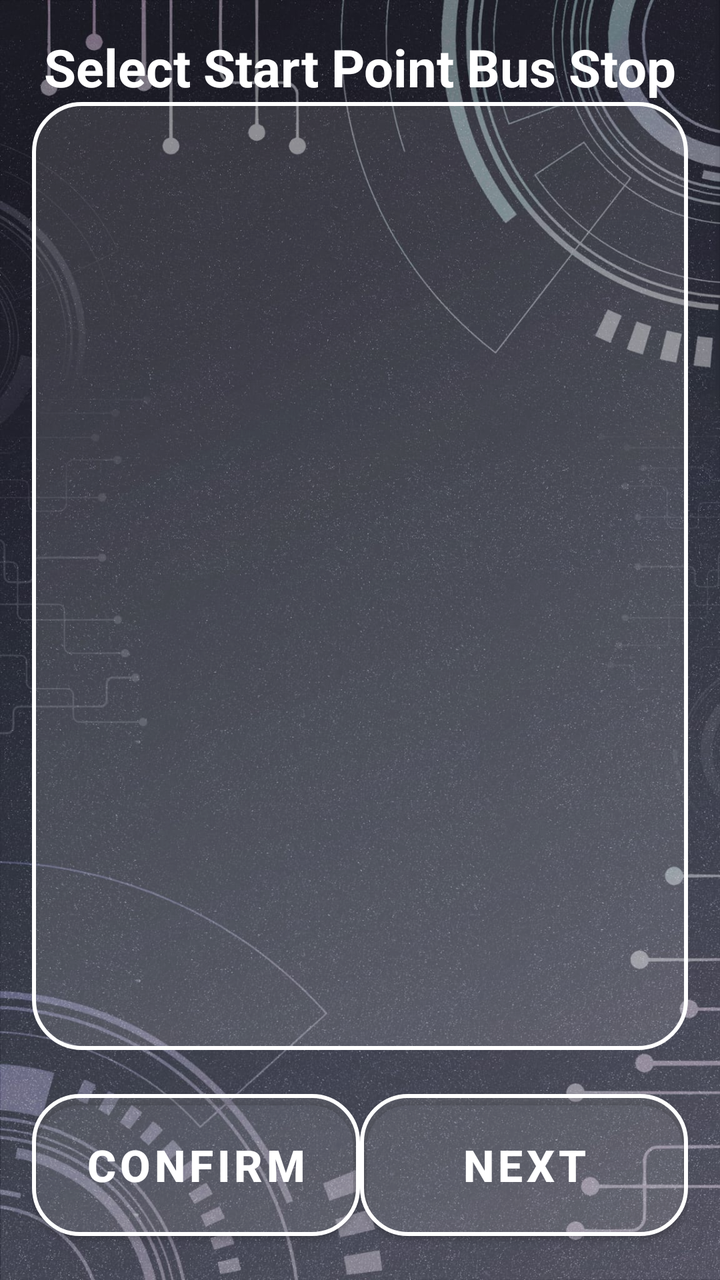
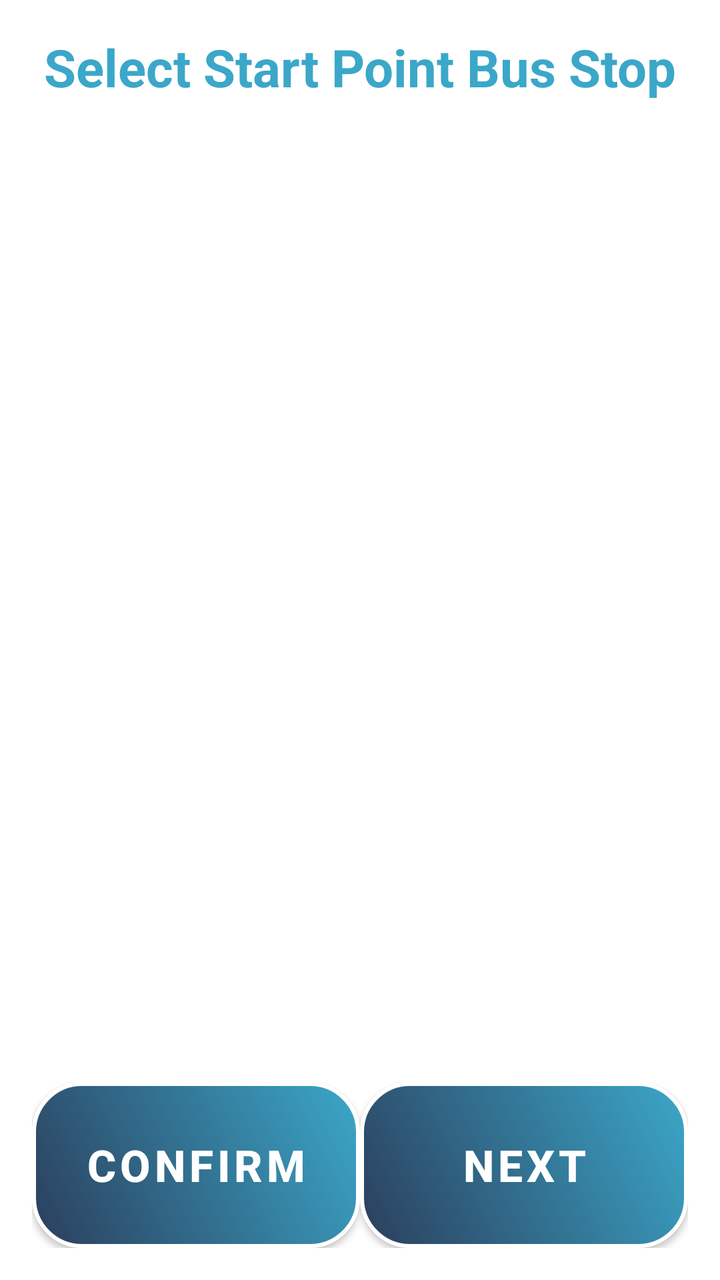

Compare the two renders of this Android layout. The source of the first and the diff that turns it into the second are given below.
<!-- AndroidManifest.xml: application theme Theme.VISTA -->
<!-- res/layout/activity_edit_start_point.xml -->
<LinearLayout
    xmlns:android="http://schemas.android.com/apk/res/android"
    xmlns:tools="http://schemas.android.com/tools"
    xmlns:app="http://schemas.android.com/apk/res-auto"
    android:id="@+id/main"
    android:layout_width="match_parent"
    android:layout_height="match_parent"
    android:orientation="vertical"
    android:padding="16sp"
    tools:context=".FindBusEditMenuFunction.EditStartPointActivity"
    android:background="@drawable/background">

    <TextView
        android:layout_width="match_parent"
        android:layout_height="wrap_content"
        android:text="@string/EditStartPointActivity_title"
        android:textSize="26sp"
        android:textStyle="bold"
        android:gravity="center"
        android:textColor="@color/white"/>

    <ListView
        android:id="@+id/lvShowAllStop"
        android:layout_width="match_parent"
        android:layout_height="0dp"
        android:layout_weight="1"
        android:background="@drawable/list_item_border"
        android:divider="@drawable/custom_divider"/>

    
    <LinearLayout
        android:orientation="horizontal"
        android:layout_width="match_parent"
        android:layout_height="wrap_content"
        android:gravity="bottom"
        android:layout_marginTop="16dp"
        android:weightSum="2">

        
        <com.google.android.material.button.MaterialButton
            android:id="@+id/btnMainMenuConfirm"
            style="@style/SemiTransparentRoundedButton"
            android:layout_width="0dp"
            android:layout_height="83dp"
            android:layout_weight="1"
            android:text="@string/btn_Confirm"
            android:textSize="22sp"
            android:textStyle="bold" />

        
        <com.google.android.material.button.MaterialButton
            android:id="@+id/btnMainMenuNext"
            style="@style/SemiTransparentRoundedButton"
            android:layout_width="0dp"
            android:layout_height="83dp"
            android:layout_weight="1"
            android:text="@string/btn_next"
            android:textSize="22sp"
            android:textStyle="bold" />
    </LinearLayout>
</LinearLayout>
<!-- resources referenced by this layout -->
<resources>
  <color name="white">#FFFFFF</color>
  <!-- drawable background: jpeg bitmap (drawable, 288114 bytes) -->
  <!-- drawable custom_divider (drawable) -->
  <?xml version="1.0" encoding="utf-8"?>
  <shape xmlns:android="http://schemas.android.com/apk/res/android" android:shape="rectangle">
      <size android:height="1dp" /> 
      <solid android:color="#FFFFFF" /> 
  </shape>
  <!-- drawable list_item_border (drawable) -->
  <?xml version="1.0" encoding="utf-8"?>
  <shape xmlns:android="http://schemas.android.com/apk/res/android" android:shape="rectangle">
  
      
      <stroke
          android:width="2dp"
          android:color="#FFFFFF" />
  
      <corners android:radius="24dp" />
  
      <padding
          android:left="8dp"
          android:top="8dp"
          android:right="8dp"
          android:bottom="8dp" />
  
      <solid android:color="#20FFFFFF" />
  
  </shape>
  <string name="EditStartPointActivity_title">Select Start Point Bus Stop</string>
  <string name="btn_Confirm">Confirm</string>
  <string name="btn_next">Next</string>
  <style name="SemiTransparentRoundedButton" parent="Widget.MaterialComponents.Button">
          <item name="android:textColor">#FFFFFF</item>
          <item name="background">@drawable/button_selector</item> 
          <item name="cornerRadius">24dp</item>
          <item name="strokeColor">#FFFFFF</item>
          <item name="strokeWidth">2dp</item>
          <item name="backgroundTint">#20FFFFFF</item> 
      </style>
  <style name="Theme.VISTA" parent="Theme.MaterialComponents.Light.NoActionBar">
          
          <item name="colorPrimary">@color/semi_transparent_white</item>
          <item name="colorPrimaryVariant">@color/semi_transparent_white</item>
          <item name="colorOnPrimary">@color/white</item>
          
      </style>
  <!-- drawable button_selector (drawable) -->
  <?xml version="1.0" encoding="utf-8"?>
  <selector xmlns:android="http://schemas.android.com/apk/res/android">
      
      <item android:state_pressed="true">
          <shape android:shape="rectangle">
              <solid android:color="#20FFFFFF" /> 
              <stroke android:width="2dp" android:color="#FFFFFF" />
              <corners android:radius="24dp" />
          </shape>
      </item>
  
      
      <item android:state_selected="true">
          <shape android:shape="rectangle">
              <solid android:color="#FFFF00" /> 
              <stroke android:width="2dp" android:color="#FFFFFF" />
              <corners android:radius="24dp" />
          </shape>
      </item>
  
      
      <item>
          <shape android:shape="rectangle">
              <solid android:color="#20FFFFFF" /> 
              <stroke android:width="2dp" android:color="#FFFFFF" />
              <corners android:radius="24dp" />
          </shape>
      </item>
  </selector>
  <color name="semi_transparent_white">#80FFFFFF</color>
</resources>

<!-- the commit's change to res/layout/activity_edit_start_point.xml (unified diff, before → after) -->
@@ -8,7 +8,7 @@
     android:orientation="vertical"
     android:padding="16sp"
     tools:context=".FindBusEditMenuFunction.EditStartPointActivity"
-    android:background="@drawable/background">
+    android:background="@color/white">
 
     <TextView
         android:layout_width="match_parent"
@@ -17,7 +17,7 @@
         android:textSize="26sp"
         android:textStyle="bold"
         android:gravity="center"
-        android:textColor="@color/white"/>
+        android:textColor="#3BA7C9"/>
 
     <ListView
         android:id="@+id/lvShowAllStop"
@@ -25,7 +25,8 @@
         android:layout_height="0dp"
         android:layout_weight="1"
         android:background="@drawable/list_item_border"
-        android:divider="@drawable/custom_divider"/>
+        android:divider="@drawable/custom_divider"
+        android:textColor="#3BA7C9"/>
 
     
     <LinearLayout
@@ -45,7 +46,13 @@
             android:layout_weight="1"
             android:text="@string/btn_Confirm"
             android:textSize="22sp"
-            android:textStyle="bold" />
+            android:textStyle="bold"
+            android:background="@drawable/btn_photo_gradient"
+            app:backgroundTint="@null"
+            app:backgroundTintMode="src_over"
+            app:cornerRadius="0dp"
+            app:strokeColor="@null"
+            app:strokeWidth="0dp"/>
 
         
         <com.google.android.material.button.MaterialButton
@@ -56,6 +63,12 @@
             android:layout_weight="1"
             android:text="@string/btn_next"
             android:textSize="22sp"
-            android:textStyle="bold" />
+            android:textStyle="bold"
+            android:background="@drawable/btn_photo_gradient"
+            app:backgroundTint="@null"
+            app:backgroundTintMode="src_over"
+            app:cornerRadius="0dp"
+            app:strokeColor="@null"
+            app:strokeWidth="0dp"/>
     </LinearLayout>
 </LinearLayout>
<!-- resource entries referenced after the edit -->
@@ -1,7 +1,27 @@
 <!-- resources referenced by this layout -->
 <resources>
   <color name="white">#FFFFFF</color>
-  <!-- drawable background: jpeg bitmap (drawable, 288114 bytes) -->
+  <!-- drawable btn_photo_gradient (drawable) -->
+  <?xml version="1.0" encoding="utf-8"?>
+  <shape xmlns:android="http://schemas.android.com/apk/res/android"
+      android:shape="rectangle">
+  
+      
+      <gradient
+          android:startColor="#2B3E5C"
+          android:endColor="#3BA7C9"
+          android:angle="45"
+      />
+  
+      
+      <corners android:radius="24dp" />
+  
+      
+      <stroke
+          android:width="2dp"
+          android:color="#FFFFFF" />
+  
+  </shape>
   <!-- drawable custom_divider (drawable) -->
   <?xml version="1.0" encoding="utf-8"?>
   <shape xmlns:android="http://schemas.android.com/apk/res/android" android:shape="rectangle">
